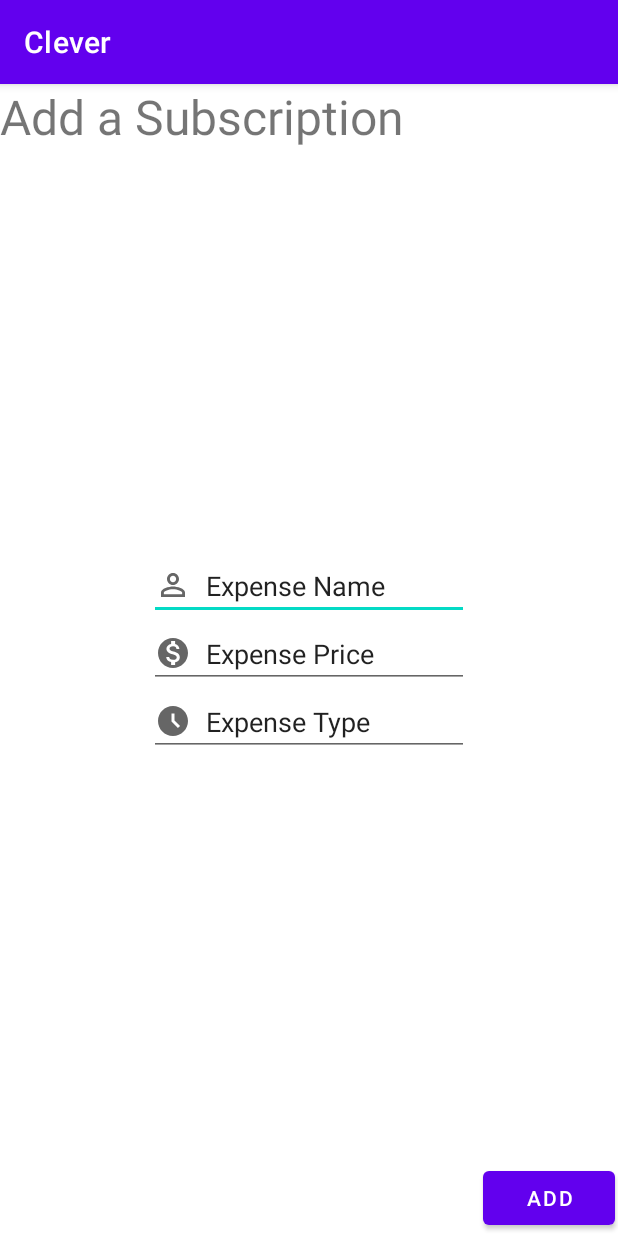
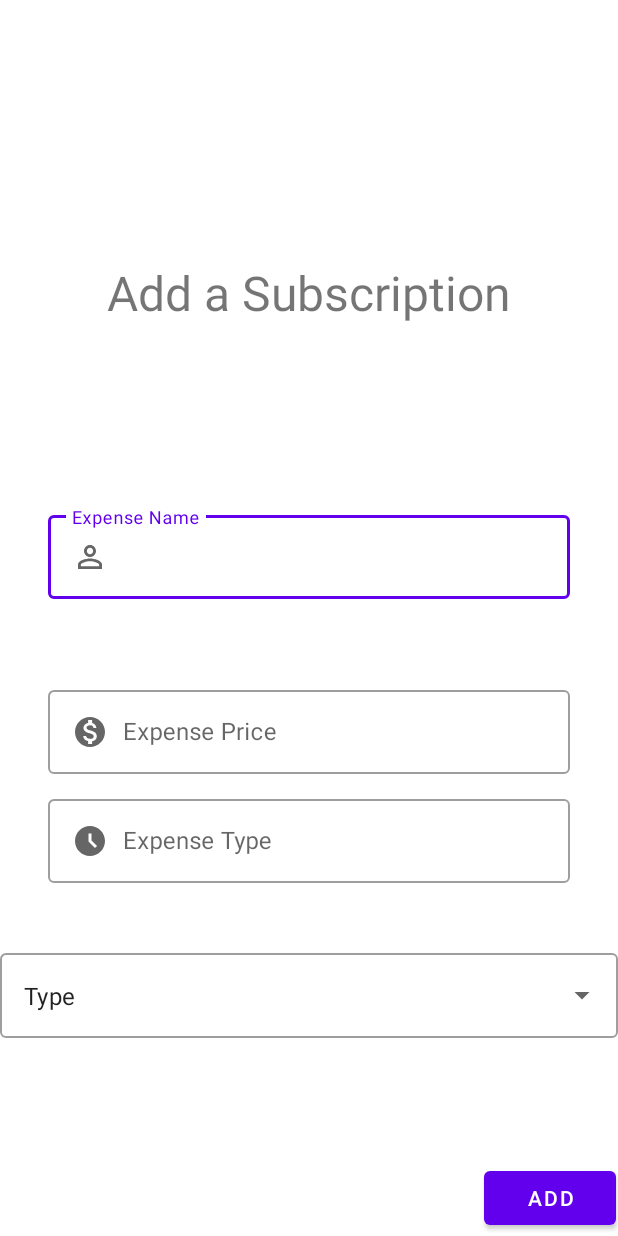
Before and after one commit to Vavuz/Clever, an Android app: the AddExpense screen opened directly, with no data from a screen before it, on a phone screen of 412 x 824 dp. Run offline under Robolectric (Android 15) with nearby library versions, the phone set to English and light mode, and no system bars.

Commit message:
Make name, price and type insertion with material design.

```diff
--- a/app/src/main/java/com/example/clever/AddExpense.java
+++ b/app/src/main/java/com/example/clever/AddExpense.java
@@ -3,41 +3,70 @@ package com.example.clever;
 import android.content.Intent;
 import android.os.Bundle;
 import android.view.View;
+import android.view.Window;
+import android.view.WindowManager;
+import android.widget.ArrayAdapter;
 import android.widget.Button;
 import android.widget.EditText;
-import android.widget.TextView;
+import android.widget.Toast;
 
 import androidx.appcompat.app.AppCompatActivity;
+import androidx.fragment.app.FragmentActivity;
 
+import java.util.ArrayList;
 import java.util.Date;
 
 public class AddExpense extends AppCompatActivity {
 
+    // Interface's features initialisation
     private EditText nameEditText, priceEditText, subscriptionTypeEditText;
     private Button deleteButton;
     private Expense selectedExpense;
 
+    /**
+     * Activity's creation method
+     * @param savedInstanceState
+     */
     public void onCreate(Bundle savedInstanceState) {
         super.onCreate(savedInstanceState);
+        requestWindowFeature(Window.FEATURE_NO_TITLE); // the title will be hidden
+        getSupportActionBar().hide(); // the title bar will be hidden
+        this.getWindow().setFlags(WindowManager.LayoutParams.FLAG_FULLSCREEN,
+                WindowManager.LayoutParams.FLAG_FULLSCREEN); //enable full screen
         setContentView(R.layout.add_expense);
         initWidgets();
         checkForEditExpense();
 
+        /*
+        _binding = FragmentFirstBinding;
+        String[] types = getResources().getStringArray(R.array.types);
+        String[] arrayAdapter = ArrayAdapter(requireContext(), R.layout.dropdown, types);
+        binding.autoCompleteTextView.setAdapter(arrayAdapter);
+
+         */
+
+        // Button to add an expense to the database
         Button saveExpenseBtn = (Button) findViewById(R.id.add);
         saveExpenseBtn.setOnClickListener(new View.OnClickListener() {
             public void onClick(View v) {
+                Toast.makeText(getBaseContext(), nameEditText.getText() + " has been added!", Toast.LENGTH_LONG).show();
                 saveExpense(v);
             }
         });
 
+        // Button to delete an expense from the database
         Button button = (Button) findViewById(R.id.deleteExpenseButton);
         button.setOnClickListener(new View.OnClickListener() {
             public void onClick(View v) {
+                Toast.makeText(getBaseContext(), nameEditText.getText() + " has been deleted!", Toast.LENGTH_LONG).show();
                 deleteExpense(v);
             }
         });
     }
 
+    /**
+     * Interface's features instantiation
+     */
     private void initWidgets()
     {
         nameEditText = findViewById(R.id.expense_name);
--- a/app/src/main/java/com/example/clever/SplashScreen.java
+++ b/app/src/main/java/com/example/clever/SplashScreen.java
@@ -11,6 +11,7 @@ import android.os.Handler;
 public class SplashScreen extends Activity {
 
     Handler handler;
+
     @Override
     protected void onCreate(Bundle savedInstanceState) {
         super.onCreate(savedInstanceState);
--- a/app/src/main/res/layout/add_expense.xml
+++ b/app/src/main/res/layout/add_expense.xml
@@ -5,49 +5,11 @@
     android:layout_width="match_parent"
     android:layout_height="match_parent">
 
-    <EditText
-        android:id="@+id/expense_name"
-        android:layout_width="wrap_content"
-        android:layout_height="wrap_content"
-        android:layout_marginTop="312dp"
-        android:ems="10"
-        android:inputType="textPersonName"
-        android:text="@string/expense_name"
-        android:drawableStart="@drawable/ic_name"
-        android:drawablePadding="10dp"
-        app:layout_constraintEnd_toEndOf="parent"
-        app:layout_constraintStart_toStartOf="parent"
-        app:layout_constraintTop_toTopOf="parent" />
-
-    <EditText
-        android:id="@+id/expense_price"
-        android:layout_width="wrap_content"
-        android:layout_height="wrap_content"
-        android:ems="10"
-        android:inputType="textPersonName"
-        android:text="@string/expense_price"
-        android:drawableStart="@drawable/ic_price"
-        android:drawablePadding="10dp"
-        app:layout_constraintStart_toStartOf="@+id/expense_name"
-        app:layout_constraintTop_toBottomOf="@+id/expense_name" />
-
-    <EditText
-        android:id="@+id/expense_type"
-        android:layout_width="wrap_content"
-        android:layout_height="wrap_content"
-        android:ems="10"
-        android:inputType="textPersonName"
-        android:text="@string/expense_type"
-        android:drawableStart="@drawable/ic_type"
-        android:drawablePadding="10dp"
-        app:layout_constraintStart_toStartOf="@+id/expense_price"
-        app:layout_constraintTop_toBottomOf="@+id/expense_price" />
-
     <Button
         android:id="@+id/add"
         android:layout_width="wrap_content"
         android:layout_height="wrap_content"
-        android:layout_marginEnd="2dp"
+        android:layout_marginEnd="1dp"
         android:layout_marginBottom="1dp"
         android:text="Add"
         app:layout_constraintBottom_toBottomOf="parent"
@@ -71,9 +33,105 @@
         android:id="@+id/textView"
         android:layout_width="wrap_content"
         android:layout_height="wrap_content"
+        android:layout_marginTop="173dp"
         android:text="Add a Subscription"
-        android:textSize="32dp"
-        tools:layout_editor_absoluteX="71dp"
-        tools:layout_editor_absoluteY="217dp" />
+        android:textSize="32sp"
+        app:layout_constraintEnd_toEndOf="parent"
+        app:layout_constraintStart_toStartOf="parent"
+        app:layout_constraintTop_toTopOf="parent" />
+
+    <com.google.android.material.textfield.TextInputLayout
+        android:id="@+id/expense_name_editText"
+        style="@style/Widget.MaterialComponents.TextInputLayout.OutlinedBox"
+        android:layout_width="0dp"
+        android:layout_height="61dp"
+        android:layout_marginStart="32dp"
+        android:layout_marginTop="75dp"
+        android:layout_marginEnd="32dp"
+        android:layout_marginBottom="71dp"
+        app:counterEnabled="true"
+        app:counterMaxLength="20"
+        app:endIconMode="clear_text"
+        app:layout_constraintBottom_toBottomOf="@+id/expense_price_editText"
+        app:layout_constraintEnd_toEndOf="parent"
+        app:layout_constraintStart_toStartOf="parent"
+        app:layout_constraintTop_toBottomOf="@+id/textView">
+
+        <com.google.android.material.textfield.TextInputEditText
+            android:id="@+id/expense_name"
+            android:layout_width="match_parent"
+            android:layout_height="wrap_content"
+            android:drawableStart="@drawable/ic_name"
+            android:drawablePadding="10dp"
+            android:hint="@string/expense_name"
+            android:maxLength="20" />
+    </com.google.android.material.textfield.TextInputLayout>
+
+    <com.google.android.material.textfield.TextInputLayout
+        android:id="@+id/expense_price_editText"
+        style="@style/Widget.MaterialComponents.TextInputLayout.OutlinedBox"
+        android:layout_width="0dp"
+        android:layout_height="61dp"
+        android:layout_marginStart="32dp"
+        android:layout_marginEnd="32dp"
+        android:layout_marginBottom="308dp"
+        app:endIconMode="clear_text"
+        app:layout_constraintBottom_toBottomOf="parent"
+        app:layout_constraintEnd_toEndOf="parent"
+        app:layout_constraintStart_toStartOf="parent">
+
+        <com.google.android.material.textfield.TextInputEditText
+            android:id="@+id/expense_price"
+            android:layout_width="match_parent"
+            android:layout_height="wrap_content"
+            android:drawableStart="@drawable/ic_price"
+            android:drawablePadding="10dp"
+            android:hint="@string/expense_price"
+            android:inputType="numberDecimal"
+            android:maxLength="10" />
+    </com.google.android.material.textfield.TextInputLayout>
+
+    <com.google.android.material.textfield.TextInputLayout
+        android:id="@+id/expense_type_editText"
+        style="@style/Widget.MaterialComponents.TextInputLayout.OutlinedBox"
+        android:layout_width="0dp"
+        android:layout_height="61dp"
+        android:layout_marginStart="32dp"
+        android:layout_marginTop="11dp"
+        android:layout_marginEnd="32dp"
+        app:endIconMode="clear_text"
+        app:layout_constraintEnd_toEndOf="parent"
+        app:layout_constraintStart_toStartOf="parent"
+        app:layout_constraintTop_toBottomOf="@+id/expense_price_editText">
+
+        <com.google.android.material.textfield.TextInputEditText
+            android:id="@+id/expense_type"
+            android:layout_width="match_parent"
+            android:layout_height="wrap_content"
+            android:drawableStart="@drawable/ic_type"
+            android:drawablePadding="10dp"
+            android:hint="@string/expense_type"
+            android:maxLength="20" />
+    </com.google.android.material.textfield.TextInputLayout>
+
+    <com.google.android.material.textfield.TextInputLayout
+        android:id="@+id/textInputLayout"
+        style="@style/Widget.MaterialComponents.TextInputLayout.OutlinedBox.ExposedDropdownMenu"
+        android:layout_width="0dp"
+        android:layout_height="wrap_content"
+        android:layout_marginBottom="132dp"
+        app:layout_constraintBottom_toBottomOf="parent"
+        app:layout_constraintEnd_toEndOf="parent"
+        app:layout_constraintStart_toStartOf="parent">
+
+        <AutoCompleteTextView
+            android:id="@+id/autoCompleteTextViewExpenseType"
+            android:layout_width="match_parent"
+            android:layout_height="match_parent"
+            android:layout_weight="1"
+            android:inputType="none"
+            android:text="Type" />
+    </com.google.android.material.textfield.TextInputLayout>
+
 
 </androidx.constraintlayout.widget.ConstraintLayout>
--- /dev/null
+++ b/app/src/main/res/layout/dropdown.xml
@@ -0,0 +1,10 @@
+<TextView
+    android:id="@+id/textView2"
+    android:layout_width="match_parent"
+    android:layout_height="wrap_content"
+    android:text="TextView"
+    android:padding="14dp"
+    android:textColor="@color/black"
+    android:textStyle="bold"
+    android:textSize="16sp"
+    xmlns:android="http://schemas.android.com/apk/res/android"></TextView>
--- a/app/src/main/res/values/strings.xml
+++ b/app/src/main/res/values/strings.xml
@@ -5,4 +5,24 @@
     <string name="expense_name">Expense Name</string>
     <string name="expense_price">Expense Price</string>
     <string name="expense_type">Expense Type</string>
+
+    <string-array name="types">
+        <item>Daily</item>
+        <item>Weekly</item>
+        <item>Every two weeks</item>
+        <item>Every three weeks</item>
+        <item>FOURWEEKS</item>
+        <item>MONTHLY</item>
+        <item>TWOMONTHS</item>
+        <item>THREEMONTHS</item>
+        <item>FOURMONTHS</item>
+        <item>FIVEMONTHS</item>
+        <item>SIXMONTHS</item>
+        <item>YEARLY</item>
+        <item>TWOYEARS</item>
+        <item>THREEYEARS</item>
+        <item>FOURYEARS</item>
+        <item>FIVEYEARS</item>
+        <item>TENYEARS</item>
+    </string-array>
 </resources>
```
